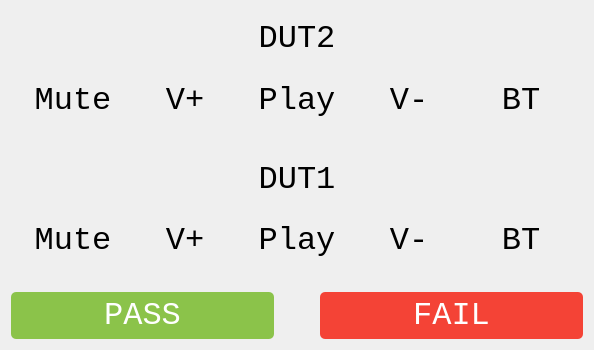
Qt form ui/cap_touch_dialog.ui (EasonLu1222/readByYourself) before a commit.
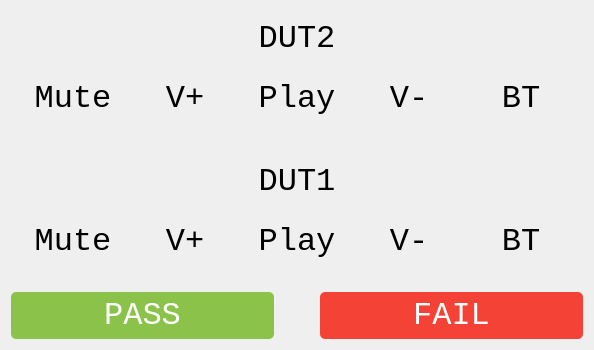
The same form after that commit.

Commit message: Add vertical spacing betweein DUT1 and DUT2 in cap_touch_dialog

```diff
--- a/ui/cap_touch_dialog.ui
+++ b/ui/cap_touch_dialog.ui
@@ -45,7 +45,7 @@
 }
 </string>
   </property>
-  <layout class="QVBoxLayout" name="verticalLayout" stretch="1,1,0">
+  <layout class="QVBoxLayout" name="verticalLayout" stretch="24,1,24,0">
    <item>
     <widget class="QWidget" name="bc2" native="true">
      <property name="autoFillBackground">
@@ -197,6 +197,19 @@
      </layout>
     </widget>
    </item>
+   <item>
+    <spacer name="verticalSpacer">
+     <property name="orientation">
+      <enum>Qt::Vertical</enum>
+     </property>
+     <property name="sizeHint" stdset="0">
+      <size>
+       <width>20</width>
+       <height>40</height>
+      </size>
+     </property>
+    </spacer>
+   </item>
    <item>
     <widget class="QWidget" name="bc1" native="true">
      <property name="styleSheet">
```
The commit also changes 1 other file.
